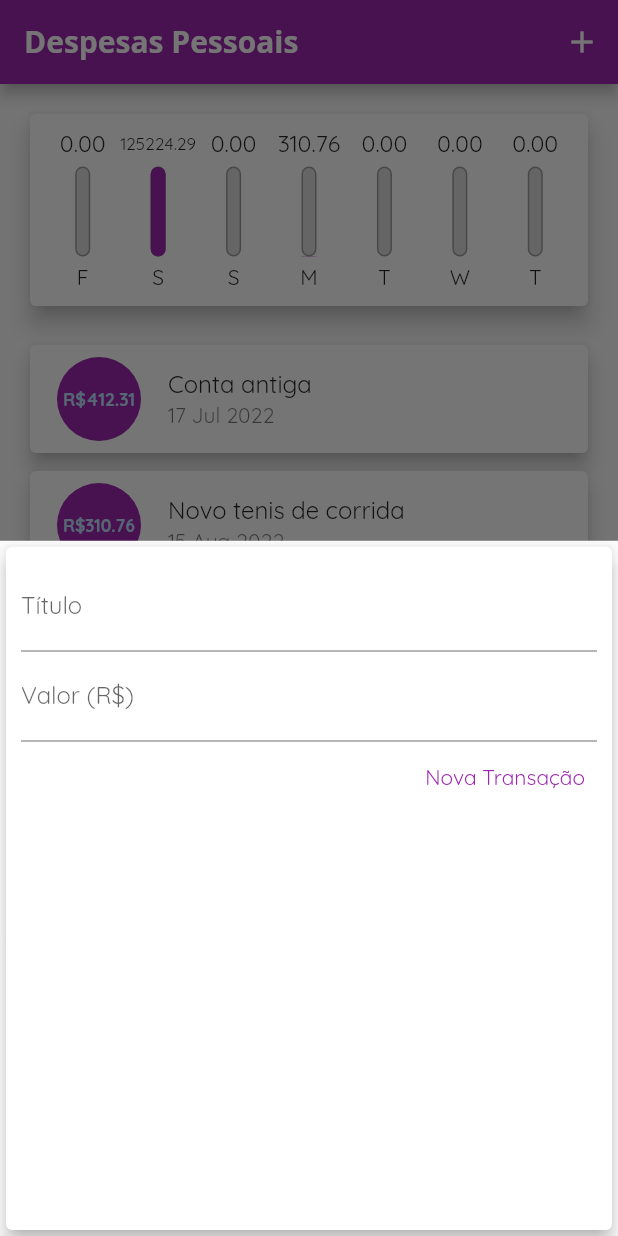
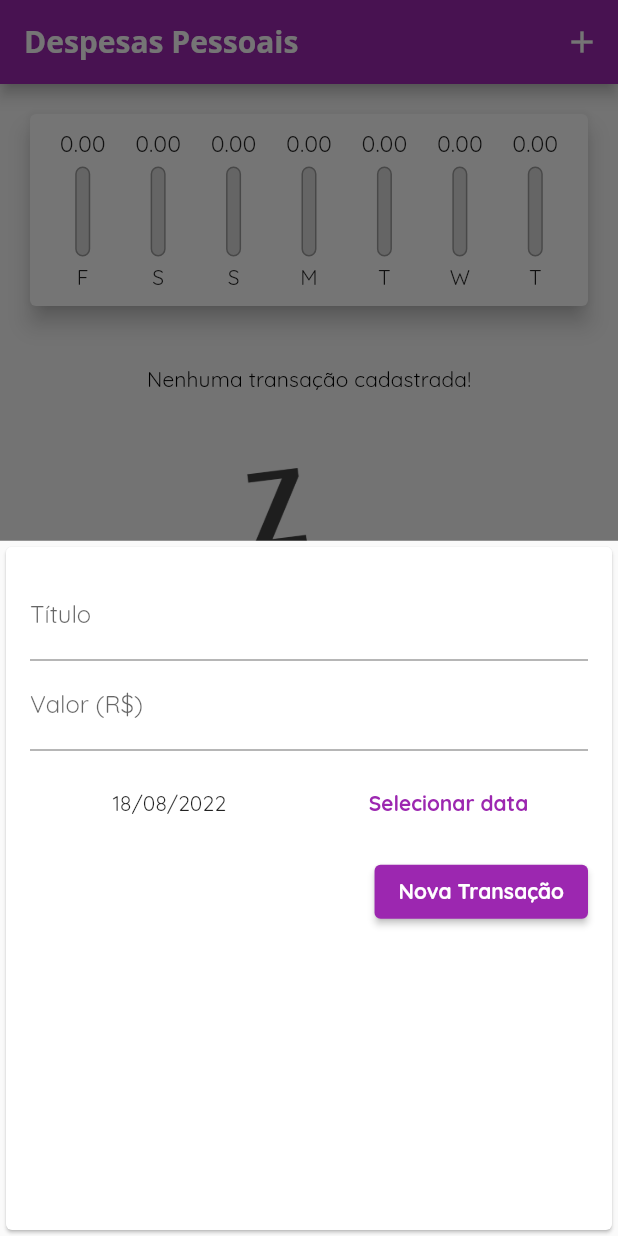
Before and after one commit to felipe-sousa/despesas_pessoais, a Flutter app: the screen it shows after launch, after a tap on the "add" icon, on a phone screen of 412 x 824 dp. Run offline on Flutter 3.47's test engine with Material 2 defaults, Android fonts, the phone set to English and light mode, and no system bars.

Commit message:
datepick for new transactions

```diff
--- a/lib/components/chart.dart
+++ b/lib/components/chart.dart
@@ -51,7 +51,7 @@ class Chart extends StatelessWidget {
               child: ChartBar(
                 label: tr['day'].toString(),
                 value: tr['value'],
-                percentage: tr['value'] / _weekTotalValue,
+                percentage: _weekTotalValue == 0.0 ? 0.0 : tr['value'] / _weekTotalValue,
               ),
             );
           }).toList(),
--- a/lib/components/transaction_form.dart
+++ b/lib/components/transaction_form.dart
@@ -1,7 +1,8 @@
 import 'package:flutter/material.dart';
+import 'package:intl/intl.dart';
 
 class TransactionForm extends StatefulWidget {
-  final void Function(String, double) onSubmit;
+  final void Function(String, double, DateTime) onSubmit;
 
   TransactionForm(this.onSubmit, {Key? key}) : super(key: key);
 
@@ -10,46 +11,92 @@ class TransactionForm extends StatefulWidget {
 }
 
 class _TransactionFormState extends State<TransactionForm> {
-  final titleController = TextEditingController();
-
-  final valueController = TextEditingController();
+  final _titleController = TextEditingController();
+  final _valueController = TextEditingController();
+  DateTime? _selectedDate = DateTime.now();
 
   _submitForm() {
-    final title = titleController.text;
-    final value = double.tryParse(valueController.text) ?? 0.0;
+    final title = _titleController.text;
+    final value = double.tryParse(_valueController.text) ?? 0.0;
 
-    if (title.isEmpty || value <= 0) {
+    if (title.isEmpty || value <= 0 || _selectedDate == null) {
       return;
     }
-    return widget.onSubmit(title, value);
+    widget.onSubmit(title, value, _selectedDate!);
+  }
+
+  _showDatePicker() {
+    showDatePicker(
+      context: context,
+      initialDate: DateTime.now(),
+      firstDate: DateTime(1970),
+      lastDate: DateTime.now(),
+    ).then((pickedDate) {
+      if (pickedDate == null) {
+        return;
+      }
+      setState(() {
+        _selectedDate = pickedDate;
+      });
+    });
   }
 
   @override
   Widget build(BuildContext context) {
     return Card(
-      elevation: 5,
       child: Padding(
-        padding: const EdgeInsets.all(10),
+        padding: const EdgeInsets.all(16),
         child: Column(
           children: [
             TextField(
-              controller: titleController,
+              controller: _titleController,
               onSubmitted: (_) => _submitForm(),
               decoration: const InputDecoration(labelText: 'Título'),
             ),
             TextField(
               keyboardType: const TextInputType.numberWithOptions(decimal: true),
               onSubmitted: (_) => _submitForm(),
-              controller: valueController,
+              controller: _valueController,
               decoration: const InputDecoration(labelText: 'Valor (R\$)'),
+            ),
+            SizedBox(
+              height: 70,
+              child: Row(
+                mainAxisAlignment: MainAxisAlignment.center,
+                children: [
+                  Expanded(
+                    child: Center(
+                      child: Text(
+                        _selectedDate == null
+                            ? 'Nenhuma data selecionada'
+                            : DateFormat('dd/MM/y').format(_selectedDate!),
+                      ),
+                    ),
+                  ),
+                  Expanded(
+                    child: Center(
+                      child: TextButton(
+                        onPressed: _showDatePicker,
+                        child: const Text(
+                          'Selecionar data',
+                          style: TextStyle(fontWeight: FontWeight.bold),
+                        ),
+                      ),
+                    ),
+                  ),
+                ],
+              ),
             ),
             Row(
               mainAxisAlignment: MainAxisAlignment.end,
               children: [
-                TextButton(
+                ElevatedButton(
                   onPressed: _submitForm,
-                  style: TextButton.styleFrom(primary: Colors.purple),
-                  child: const Text('Nova Transação'),
+                  // style: TextButton.styleFrom(primary: Colors.purple),
+                  child: const Text(
+                    'Nova Transação',
+                    style: TextStyle(fontWeight: FontWeight.bold),
+                  ),
                 ),
               ],
             )
--- a/lib/main.dart
+++ b/lib/main.dart
@@ -55,38 +55,7 @@ class MyHomePage extends StatefulWidget {
 }
 
 class _MyHomePageState extends State<MyHomePage> {
-  final List<Transaction> _transactions = [
-    Transaction(
-      id: 't0',
-      title: 'Conta antiga',
-      value: 412.31,
-      date: DateTime.now().subtract(Duration(days: 32)),
-    ),
-    Transaction(
-      id: 't1',
-      title: 'Novo tenis de corrida',
-      value: 310.76,
-      date: DateTime.now().subtract(Duration(days: 3)),
-    ),
-    Transaction(
-      id: 't2',
-      title: 'Conta de luz',
-      value: 211.30,
-      date: DateTime.now().subtract(Duration(days: 5)),
-    ),
-    Transaction(
-      id: 't3',
-      title: 'Cartao de Credito',
-      value: 125000.00,
-      date: DateTime.now().subtract(Duration(days: 5)),
-    ),
-    Transaction(
-      id: 't4',
-      title: 'Lanche',
-      value: 12.99,
-      date: DateTime.now().subtract(Duration(days: 5)),
-    ),
-  ];
+  final List<Transaction> _transactions = [];
 
   List<Transaction> get _recentTransactions {
     return _transactions.where((tr) {
@@ -94,12 +63,12 @@ class _MyHomePageState extends State<MyHomePage> {
     }).toList();
   }
 
-  _addTransaction(String title, double value) {
+  _addTransaction(String title, double value, DateTime date) {
     final newTransaction = Transaction(
       id: Random().nextDouble().toString(),
       title: title,
       value: value,
-      date: DateTime.now(),
+      date: date,
     );
 
     setState(() {
```
